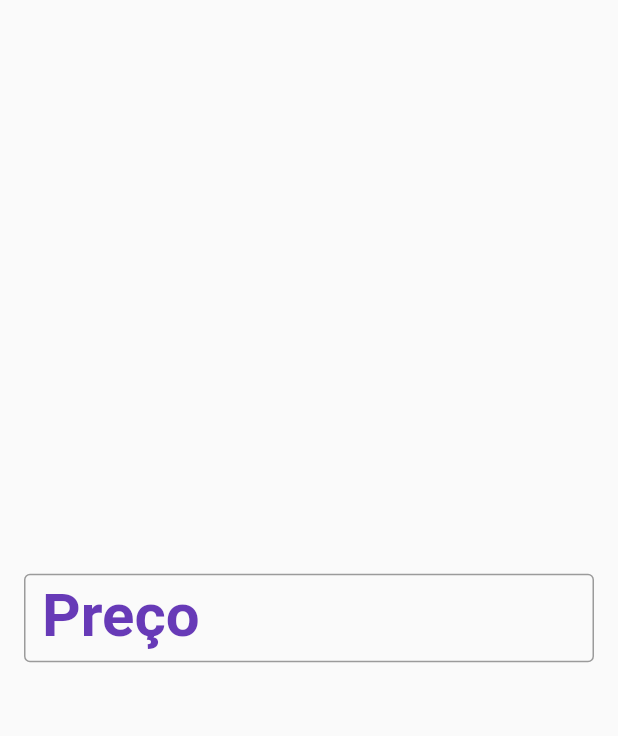
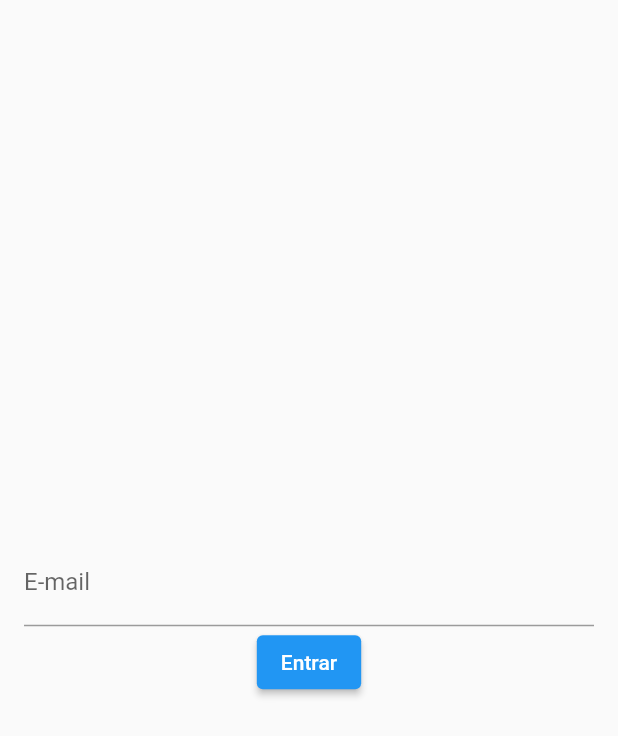
Before and after one commit to anderson-suga/criacao_de_apps_com_flutter, a Flutter app: the screen it shows after launch, on a phone screen of 412 x 824 dp. Shown: the top 736 px of the screen. Run offline on Flutter 3.47's test engine with Material 2 defaults, Android fonts, the phone set to English and light mode, and no system bars.

Commit message:
Aula 89. Utilizando Controladores de Texto

```diff
--- a/Secao_12_Flutter002_Aplicativo_Completo_de_Lista_de_Tarefas/todo_list/lib/main.dart
+++ b/Secao_12_Flutter002_Aplicativo_Completo_de_Lista_de_Tarefas/todo_list/lib/main.dart
@@ -10,7 +10,7 @@ class MyApp extends StatelessWidget {
 
   @override
   Widget build(BuildContext context) {
-    return const MaterialApp(
+    return MaterialApp(
       home: TodoListPage(),
     );
   }
--- a/Secao_12_Flutter002_Aplicativo_Completo_de_Lista_de_Tarefas/todo_list/lib/pages/todo_list_page.dart
+++ b/Secao_12_Flutter002_Aplicativo_Completo_de_Lista_de_Tarefas/todo_list/lib/pages/todo_list_page.dart
@@ -1,38 +1,41 @@
 import 'package:flutter/material.dart';
 
 class TodoListPage extends StatelessWidget {
-  const TodoListPage({Key? key}) : super(key: key);
+  TodoListPage({Key? key}) : super(key: key);
+
+  final TextEditingController emailController = TextEditingController();
 
   @override
   Widget build(BuildContext context) {
-    return const Scaffold(
+    return Scaffold(
       body: Center(
         child: Padding(
-          padding: EdgeInsets.symmetric(
+          padding: const EdgeInsets.symmetric(
             horizontal: 16,
           ),
-          child: TextField(
-            decoration: InputDecoration(
-                labelText: 'Preço',
-                hintText: 'user@exemplo.com',
-                //border: InputBorder.none,
-                border: OutlineInputBorder(),
-                errorText: null,
-                prefixText: 'R\$ ',
-                suffixText: 'cm',
-                labelStyle: TextStyle(
-                  fontSize: 40,
-                  color: Colors.deepPurple,
-                )),
-            // obscureText: true,
-            keyboardType: TextInputType.number,
-            style: TextStyle(
-              fontWeight: FontWeight.w700,
-              color: Colors.deepOrange,
-            ),
+          child: Column(
+            mainAxisSize: MainAxisSize.min,
+            children: [
+              TextField(
+                controller: emailController,
+                decoration: const InputDecoration(
+                  labelText: 'E-mail',
+                ),
+              ),
+              ElevatedButton(
+                onPressed: login,
+                child: Text('Entrar'),
+              ),
+            ],
           ),
         ),
       ),
     );
   }
+
+  void login() {
+    String text = emailController.text;
+    print(text);
+    emailController.clear();
+  }
 }
```
